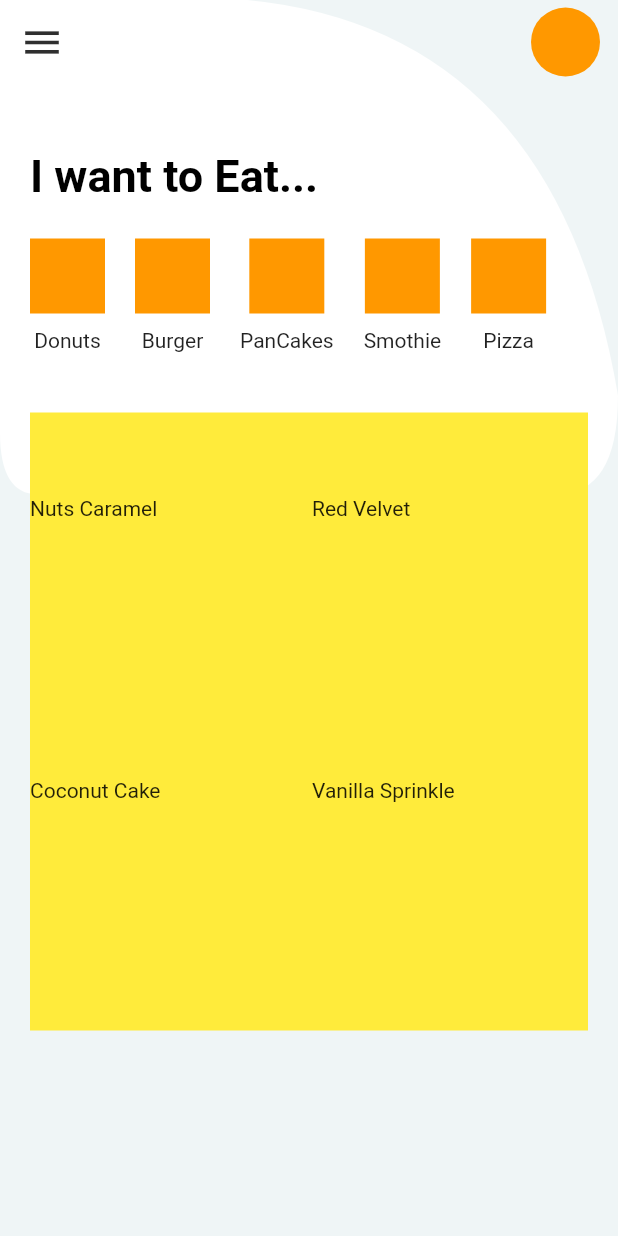
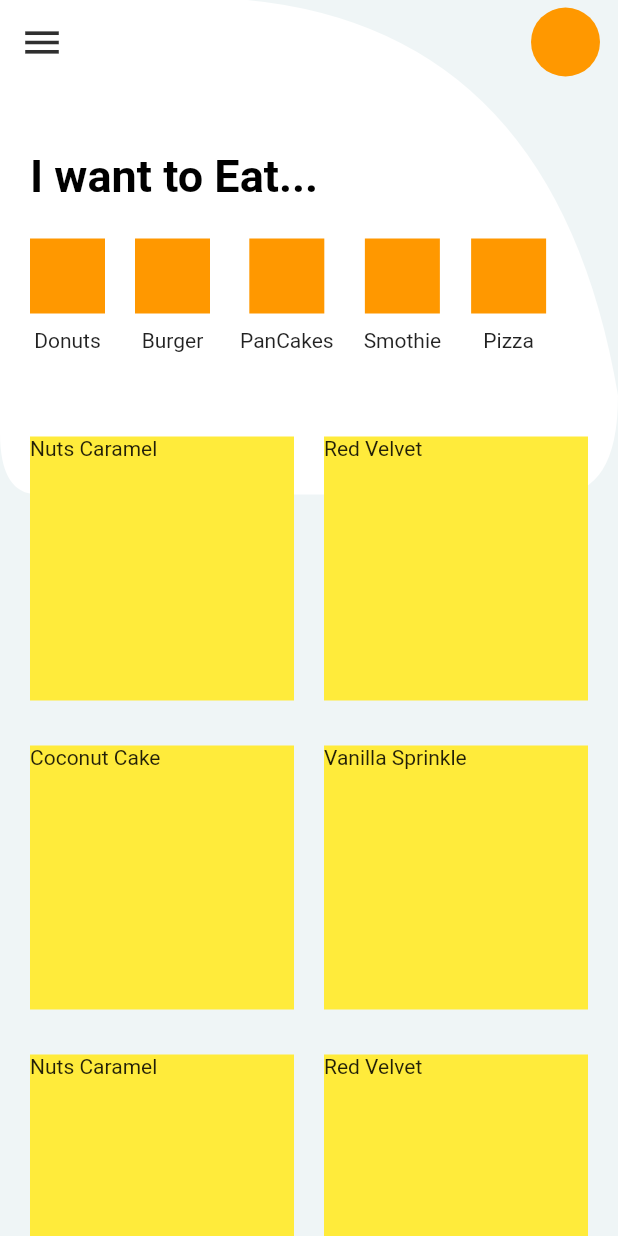
Before and after one commit to codingbbq/flutter_donut_ui, a Flutter app: the screen it shows after launch, on a phone screen of 412 x 824 dp. Run offline on Flutter 3.47's test engine with Material 2 defaults, Android fonts, the phone set to English and light mode, and no system bars.

Commit message:
Minor changes to grid

```diff
--- a/lib/models/donutgrid.model.dart
+++ b/lib/models/donutgrid.model.dart
@@ -85,4 +85,8 @@ final List<DonutGridModel> donutList = [
   redVelvet,
   coconutCake,
   vanillaSprinkle,
+  nutsCaramel,
+  redVelvet,
+  coconutCake,
+  vanillaSprinkle,
 ];
--- a/lib/pages/listing_page/grid_builder.dart
+++ b/lib/pages/listing_page/grid_builder.dart
@@ -4,20 +4,23 @@ import 'package:flutter_donut_ui/models/donutgrid.model.dart';
 class DonutGridBuilder extends StatelessWidget {
   @override
   Widget build(BuildContext context) {
-    return Container(
-      color: Colors.yellow,
-      height: MediaQuery.of(context).size.height * 0.50,
+    return Expanded(
+      child: Container(
         child: GridView.builder(
           scrollDirection: Axis.vertical,
           shrinkWrap: true,
           itemCount: donutList.length,
           gridDelegate: SliverGridDelegateWithFixedCrossAxisCount(
             crossAxisCount: 2,
-          crossAxisSpacing: 4.0,
-          mainAxisSpacing: 4.0,
+            crossAxisSpacing: 20.0,
+            mainAxisSpacing: 30.0,
           ),
-        itemBuilder: (context, index) => Container(
-          child: Text(donutList[index].name),
+          itemBuilder: (BuildContext context, int index) => Container(
+            color: Colors.yellow,
+            child: Text(
+              donutList[index].name,
+            ),
+          ),
         ),
       ),
     );
--- a/lib/pages/listing_page/listing_page.dart
+++ b/lib/pages/listing_page/listing_page.dart
@@ -53,13 +53,7 @@ class DonutListingPage extends StatelessWidget {
                 ),
               ),
               HeaderNavigation(),
-              SizedBox(
-                height: 40.0,
-              ),
               DonutGridBuilder(),
-              SizedBox(
-                height: 30.0,
-              ),
             ],
           ),
         ),
```
Lines whose indentation alone changed are shown as unchanged.
